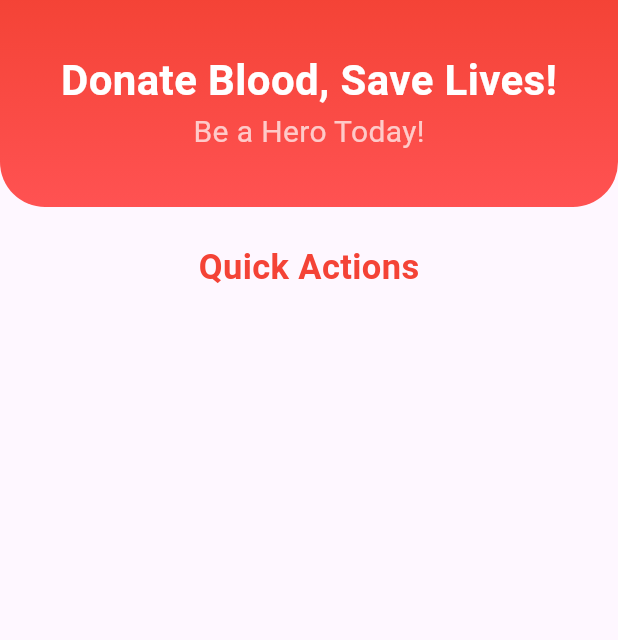
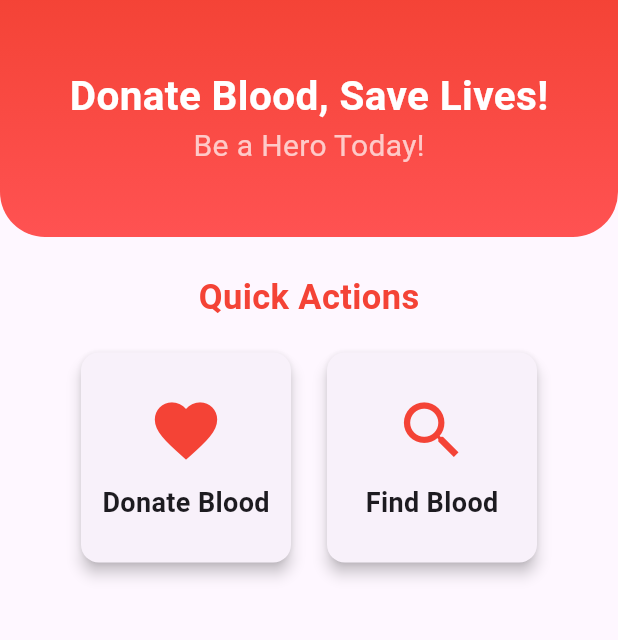
Before and after one commit to riazulrocky/NUB-Blood-Donation-App-Flutter, a Flutter app: the screen it shows after launch, on a phone screen of 412 x 824 dp, the part 87-727 px from its top. Run offline on Flutter 3.47's test engine with Material 3 defaults, Android fonts, the phone set to English and light mode, and no system bars.

Commit message:
Quick Actions Feature

```diff
--- a/lib/home.dart
+++ b/lib/home.dart
@@ -27,7 +27,7 @@ class _HomeState extends State<Home> {
             children: [
               Container(
                 width: double.infinity,
-                height: 140,
+                height: 160,
                 decoration: BoxDecoration(
                   gradient: LinearGradient(
                     colors: [Colors.red, Colors.redAccent],
@@ -47,7 +47,7 @@ class _HomeState extends State<Home> {
                       Text(
                         "Donate Blood, Save Lives!",
                         style: TextStyle(
-                            fontSize: 28,
+                            fontSize: 27,
                             fontWeight: FontWeight.bold,
                             color: Colors.white),
                       ),
@@ -78,11 +78,67 @@ class _HomeState extends State<Home> {
                   Row(
                     mainAxisAlignment: MainAxisAlignment.center,
                     children: [
+                      Card(
+                        elevation: 4,
+                        shape: RoundedRectangleBorder(
+                          borderRadius: BorderRadius.circular(12),
+                        ),
+                        child: Container(
+                          width: 140,
+                          height: 140,
+                          decoration: BoxDecoration(
+                            borderRadius: BorderRadius.circular(12),
+                          ),
+                          child: Column(
+                            mainAxisAlignment: MainAxisAlignment.center,
+                            children: [
+                              Icon(
+                                Icons.favorite, // Donate Blood icon
+                                size: 50,
+                                color: Colors.red,
+                              ),
+                              SizedBox(height: 10),
+                              Text(
+                                "Donate Blood",
+                                style: TextStyle(fontSize: 18, fontWeight: FontWeight.bold),
+                              ),
+                            ],
+                          ),
+                        ),
+                      ),
                       SizedBox(
                         width: 16,
                       ),
+                      Card(
+                        elevation: 4,
+                        shape: RoundedRectangleBorder(
+                          borderRadius: BorderRadius.circular(12),
+                        ),
+                        child: Container(
+                          width: 140,
+                          height: 140,
+                          decoration: BoxDecoration(
+                            borderRadius: BorderRadius.circular(12),
+                          ),
+                          child: Column(
+                            mainAxisAlignment: MainAxisAlignment.center,
+                            children: [
+                              Icon(
+                                Icons.search, // Find Blood icon
+                                size: 50,
+                                color: Colors.red,
+                              ),
+                              SizedBox(height: 10),
+                              Text(
+                                "Find Blood",
+                                style: TextStyle(fontSize: 18, fontWeight: FontWeight.bold),
+                              ),
+                            ],
+                          ),
+                        ),
+                      ),
                     ],
-                  )
+                  ),
                 ],
               )
             ],
```
